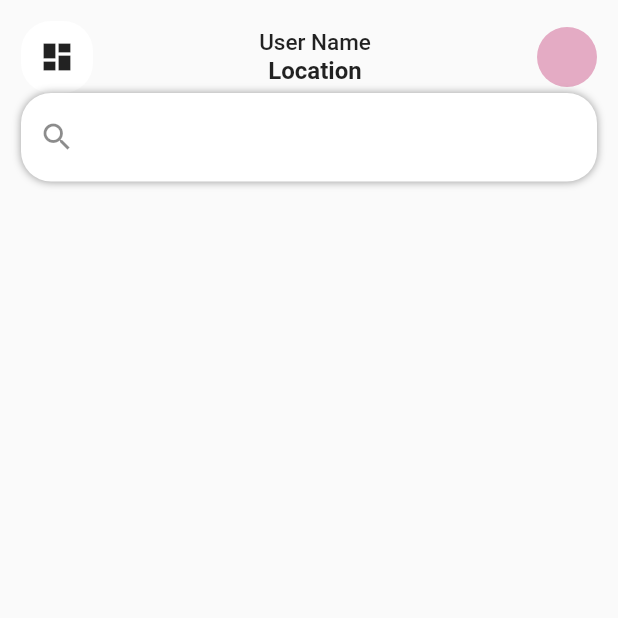
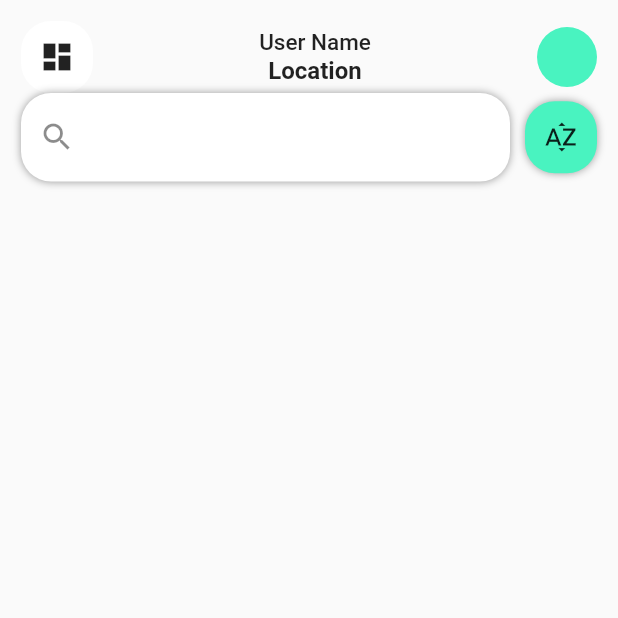
Before and after one commit to mervekose1/flutter_shop_app, a Flutter app: the screen it shows after launch, on a phone screen of 412 x 824 dp, the top half of it. Run offline on Flutter 3.47's test engine with Material 2 defaults, Android fonts, the phone set to English and light mode, and no system bars.

Commit message:
sorting done

```diff
--- a/lib/main.dart
+++ b/lib/main.dart
@@ -7,8 +7,6 @@ void main() {
 
 class MyApp extends StatelessWidget {
   const MyApp({Key? key}) : super(key: key);
-
-  // This widget is the root of your application.
   @override
   Widget build(BuildContext context) {
     return MaterialApp(
--- a/lib/pages/Home_body.dart
+++ b/lib/pages/Home_body.dart
@@ -51,7 +51,7 @@ class _HomeBodyState extends State<HomeBody> {
                     ],
                   ),
                   const CircleAvatar(
-                    backgroundColor: Color.fromARGB(255, 228, 171, 196),
+                    backgroundColor: Color.fromARGB(255, 73, 243, 192),
                   ),
                 ],
               ),
@@ -79,7 +79,24 @@ class _HomeBodyState extends State<HomeBody> {
                               ),
                               prefixIcon: Icon(Icons.search),
                             ),
-                            )),
+                          ),
+                        ),
+                      ),
+                      const SizedBox(
+                        width: 10,
+                      ),
+                      Container(
+                        decoration: BoxDecoration(
+                          color: Color.fromARGB(255, 73, 243, 192),
+                          borderRadius: BorderRadius.circular(20),
+                          boxShadow: const [
+                            BoxShadow(color: Colors.black38, blurRadius: 4)
+                          ],
+                        ),
+                        child: IconButton(
+                          onPressed: () {},
+                          icon: const Icon(Icons.sort_by_alpha),
+                        ),
                       ),
                     ],
                   )
```
Lines whose indentation alone changed are shown as unchanged.
